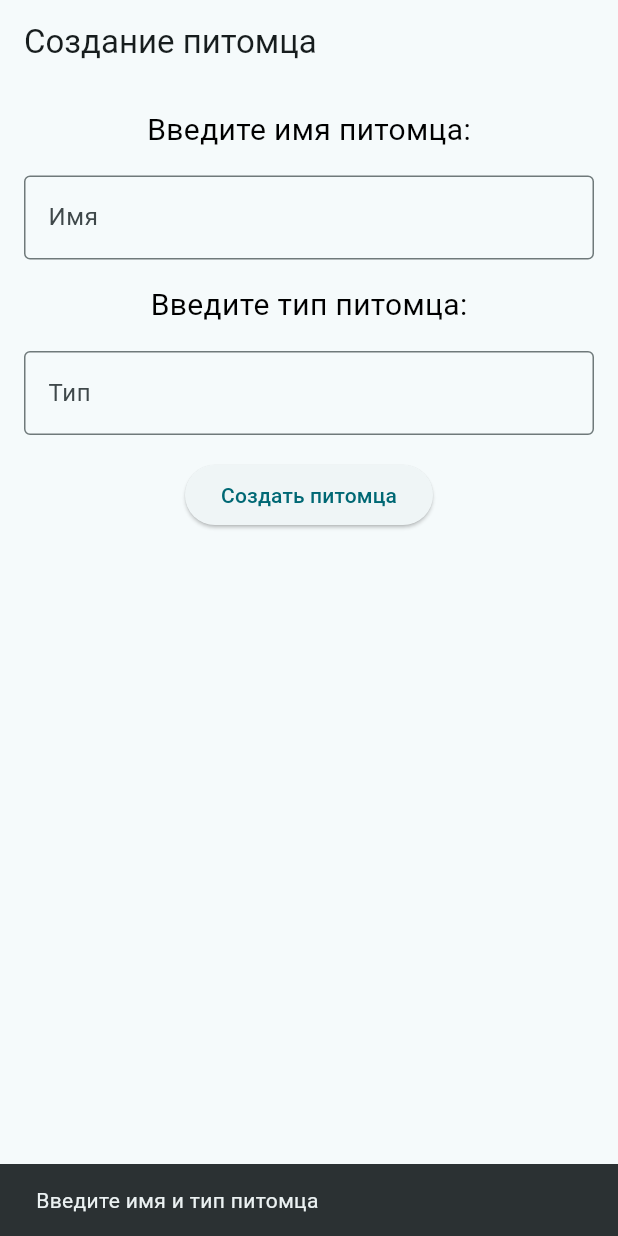
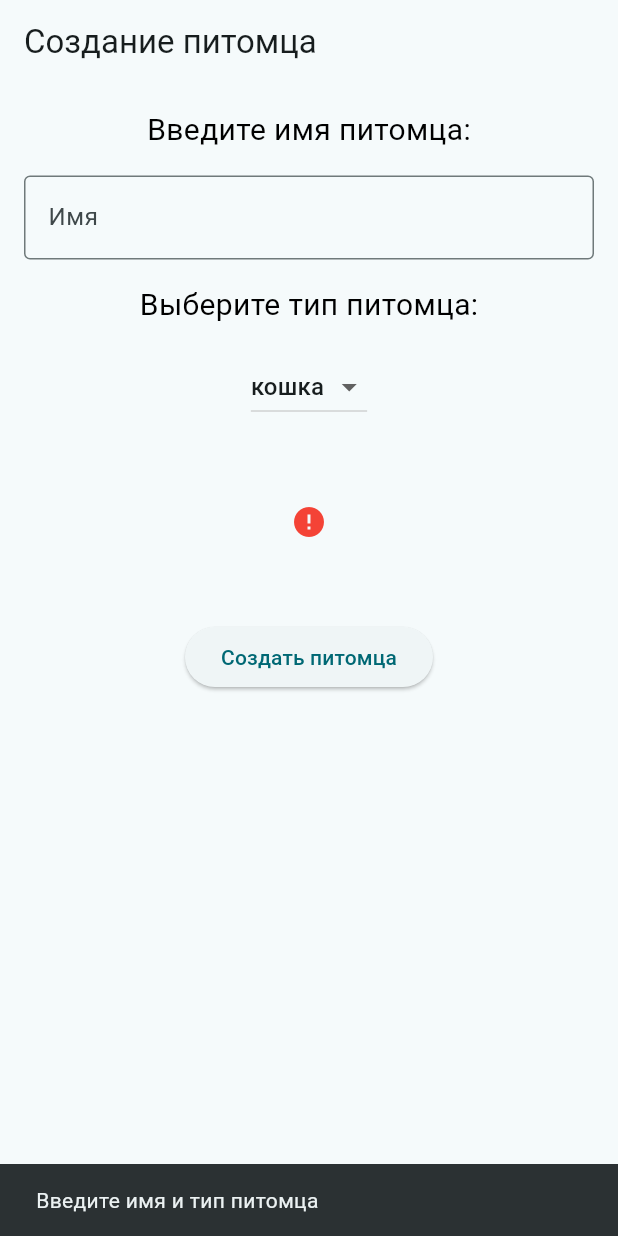
Before and after one commit to Le1NZ/flutter_practics, a Flutter app: the screen it shows after launch, after a tap on "Создать питомца", on a phone screen of 412 x 824 dp. Run offline on Flutter 3.47's test engine with Material 3 defaults, Android fonts, the phone set to English and light mode, and no system bars; drawn by our look-alikes of cached_network_image; network calls fail.

Commit message:
Practice-6: Add image to CreatePetScreen

```diff
--- /dev/null
+++ b/lib/feature/create_pet/model/pet_type.dart
@@ -0,0 +1,12 @@
+class PetType {
+  final String name;
+  final String imageUrl;
+
+  PetType({required this.name, required this.imageUrl});
+}
+
+final allPetTypes = [
+  PetType(name: 'кошка', imageUrl: 'https://ir.ozone.ru/s3/multimedia-1-1/w1200/7029061453.jpg'),
+  PetType(name: 'собака', imageUrl: 'https://i.ytimg.com/vi/b0m6fGu4Bl0/maxresdefault.jpg'),
+  PetType(name: 'хомяк', imageUrl: 'https://png.pngtree.com/thumb_back/fh260/background/20230516/pngtree-hamster-sitting-on-wooden-surface-with-eyes-staring-at-the-camera-image_2568960.jpg'),
+];
--- a/lib/feature/create_pet/screen/create_pet_screen.dart
+++ b/lib/feature/create_pet/screen/create_pet_screen.dart
@@ -1,23 +1,38 @@
+import 'package:cached_network_image/cached_network_image.dart';
 import 'package:flutter/material.dart';
+import 'package:flutter_project/feature/create_pet/model/pet_type.dart';
 import 'package:flutter_project/feature/pet_info/pet_info.dart';
 
 import '../../../shared/snackbar.dart';
 
-class CreatePetScreen extends StatelessWidget {
+class CreatePetScreen extends StatefulWidget {
+  const CreatePetScreen({super.key});
+
+  @override
+  State<CreatePetScreen> createState() => _CreatePetScreenState();
+}
+
+class _CreatePetScreenState extends State<CreatePetScreen> {
   final _nameTextController = TextEditingController();
-  final _typeTextController = TextEditingController();
 
-  CreatePetScreen({super.key});
+  final petTypes = allPetTypes;
+  late PetType _selectedType;
+
+  @override
+  void initState() {
+    super.initState();
+    _selectedType = petTypes.first;
+  }
 
   void _onCreatePetPressed(BuildContext context) {
-    if (_nameTextController.text.isEmpty || _typeTextController.text.isEmpty) {
+    if (_nameTextController.text.isEmpty) {
       showSnackBarWithText(context, 'Введите имя и тип питомца');
       return;
     }
 
     final petInfo = PetInfo(
       name: _nameTextController.text,
-      type: _typeTextController.text,
+      type: _selectedType.name,
     );
 
     Navigator.of(context).pushReplacement(
@@ -32,7 +47,7 @@ class CreatePetScreen extends StatelessWidget {
     return Scaffold(
       appBar: AppBar(title: const Text('Создание питомца')),
       body: Padding(
-        padding: EdgeInsets.all(16),
+        padding: const EdgeInsets.all(16),
         child: Center(child: _creatingColumn(context)),
       ),
     );
@@ -44,8 +59,9 @@ class CreatePetScreen extends StatelessWidget {
       children: [
         _helpText('Введите имя питомца:'),
         _textField(_nameTextController, 'Имя'),
-        _helpText('Введите тип питомца:'),
-        _textField(_typeTextController, 'Тип'),
+        _helpText('Выберите тип питомца:'),
+        _dropdownMenu(),
+        _petImage(_selectedType.imageUrl),
         ElevatedButton(
           onPressed: () => _onCreatePetPressed(context),
           child: const Text('Создать питомца'),
@@ -67,4 +83,32 @@ class CreatePetScreen extends StatelessWidget {
       ),
     );
   }
+
+  Widget _dropdownMenu() {
+    return DropdownButton<PetType>(
+      value: _selectedType,
+      items: petTypes.map<DropdownMenuItem<PetType>>((PetType value) {
+        return DropdownMenuItem<PetType>(value: value, child: Text(value.name));
+      }).toList(),
+      onChanged: (PetType? newValue) {
+        setState(() {
+          if (newValue != null) {
+            _selectedType = newValue;
+          }
+        });
+      },
+    );
+  }
+
+  Widget _petImage(String url) {
+    return CachedNetworkImage(
+      height: 100,
+      fit: BoxFit.fitHeight,
+      imageUrl: url,
+      progressIndicatorBuilder: (context, url, progress) =>
+          Center(child: CircularProgressIndicator()),
+      errorWidget: (context, url, error) =>
+          Icon(Icons.error, color: Colors.red),
+    );
+  }
 }
```
